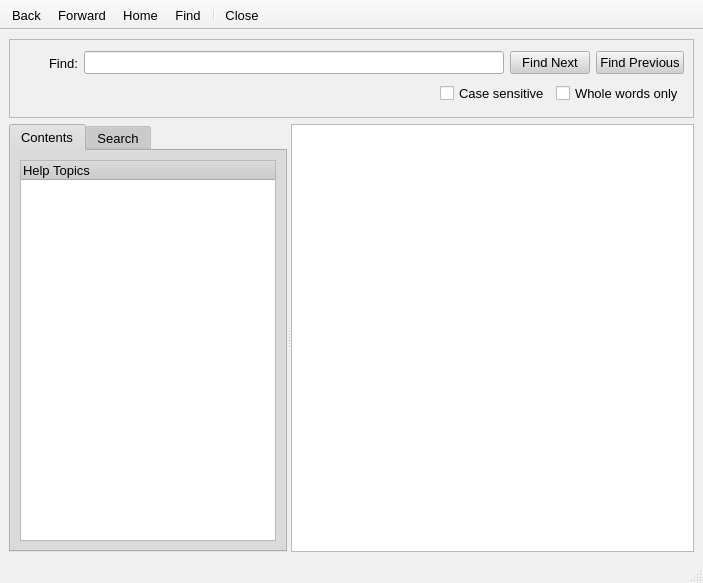
Above: src/gui/help/browser/helpbrowser.ui from a-ilin/vidalia before the change. Below: the same form after it.
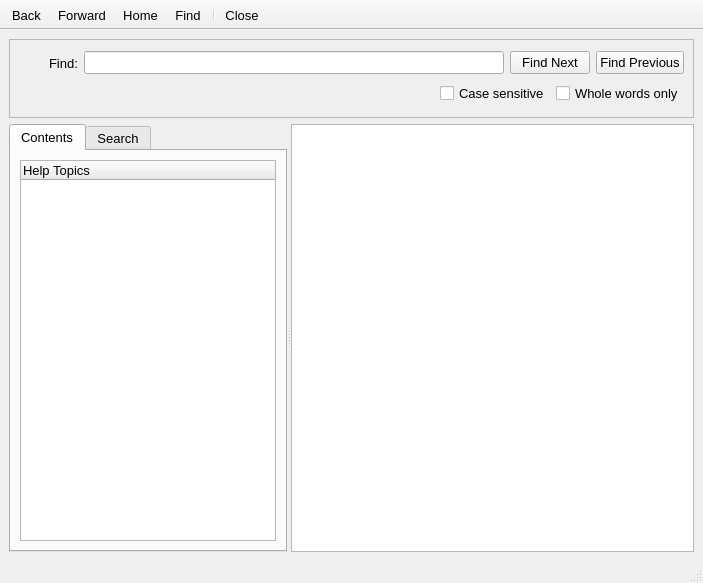
That is the form after the change. Icons and pictures are not drawn. Custom widgets are drawn as their Qt base class.

Commit message:
Remove the custom palette settings in all .ui files.
svn:r1925

Patch:
```diff
--- a/src/gui/help/browser/helpbrowser.ui
+++ b/src/gui/help/browser/helpbrowser.ui
@@ -26,271 +26,6 @@
     <height>0</height>
    </size>
   </property>
-  <property name="palette" >
-   <palette>
-    <active>
-     <color>
-      <red>0</red>
-      <green>0</green>
-      <blue>0</blue>
-     </color>
-     <color>
-      <red>208</red>
-      <green>208</green>
-      <blue>208</blue>
-     </color>
-     <color>
-      <red>255</red>
-      <green>255</green>
-      <blue>255</blue>
-     </color>
-     <color>
-      <red>247</red>
-      <green>247</green>
-      <blue>247</blue>
-     </color>
-     <color>
-      <red>120</red>
-      <green>120</green>
-      <blue>120</blue>
-     </color>
-     <color>
-      <red>160</red>
-      <green>160</green>
-      <blue>160</blue>
-     </color>
-     <color>
-      <red>0</red>
-      <green>0</green>
-      <blue>0</blue>
-     </color>
-     <color>
-      <red>255</red>
-      <green>255</green>
-      <blue>255</blue>
-     </color>
-     <color>
-      <red>0</red>
-      <green>0</green>
-      <blue>0</blue>
-     </color>
-     <color>
-      <red>255</red>
-      <green>255</green>
-      <blue>255</blue>
-     </color>
-     <color>
-      <red>240</red>
-      <green>240</green>
-      <blue>240</blue>
-     </color>
-     <color>
-      <red>0</red>
-      <green>0</green>
-      <blue>0</blue>
-     </color>
-     <color>
-      <red>0</red>
-      <green>0</green>
-      <blue>128</blue>
-     </color>
-     <color>
-      <red>255</red>
-      <green>255</green>
-      <blue>255</blue>
-     </color>
-     <color>
-      <red>0</red>
-      <green>0</green>
-      <blue>255</blue>
-     </color>
-     <color>
-      <red>255</red>
-      <green>0</green>
-      <blue>255</blue>
-     </color>
-     <color>
-      <red>247</red>
-      <green>247</green>
-      <blue>247</blue>
-     </color>
-    </active>
-    <inactive>
-     <color>
-      <red>0</red>
-      <green>0</green>
-      <blue>0</blue>
-     </color>
-     <color>
-      <red>208</red>
-      <green>208</green>
-      <blue>208</blue>
-     </color>
-     <color>
-      <red>255</red>
-      <green>255</green>
-      <blue>255</blue>
-     </color>
-     <color>
-      <red>247</red>
-      <green>247</green>
-      <blue>247</blue>
-     </color>
-     <color>
-      <red>120</red>
-      <green>120</green>
-      <blue>120</blue>
-     </color>
-     <color>
-      <red>160</red>
-      <green>160</green>
-      <blue>160</blue>
-     </color>
-     <color>
-      <red>0</red>
-      <green>0</green>
-      <blue>0</blue>
-     </color>
-     <color>
-      <red>255</red>
-      <green>255</green>
-      <blue>255</blue>
-     </color>
-     <color>
-      <red>0</red>
-      <green>0</green>
-      <blue>0</blue>
-     </color>
-     <color>
-      <red>255</red>
-      <green>255</green>
-      <blue>255</blue>
-     </color>
-     <color>
-      <red>240</red>
-      <green>240</green>
-      <blue>240</blue>
-     </color>
-     <color>
-      <red>0</red>
-      <green>0</green>
-      <blue>0</blue>
-     </color>
-     <color>
-      <red>0</red>
-      <green>0</green>
-      <blue>128</blue>
-     </color>
-     <color>
-      <red>255</red>
-      <green>255</green>
-      <blue>255</blue>
-     </color>
-     <color>
-      <red>0</red>
-      <green>0</green>
-      <blue>255</blue>
-     </color>
-     <color>
-      <red>255</red>
-      <green>0</green>
-      <blue>255</blue>
-     </color>
-     <color>
-      <red>247</red>
-      <green>247</green>
-      <blue>247</blue>
-     </color>
-    </inactive>
-    <disabled>
-     <color>
-      <red>120</red>
-      <green>120</green>
-      <blue>120</blue>
-     </color>
-     <color>
-      <red>208</red>
-      <green>208</green>
-      <blue>208</blue>
-     </color>
-     <color>
-      <red>255</red>
-      <green>255</green>
-      <blue>255</blue>
-     </color>
-     <color>
-      <red>247</red>
-      <green>247</green>
-      <blue>247</blue>
-     </color>
-     <color>
-      <red>120</red>
-      <green>120</green>
-      <blue>120</blue>
-     </color>
-     <color>
-      <red>160</red>
-      <green>160</green>
-      <blue>160</blue>
-     </color>
-     <color>
-      <red>120</red>
-      <green>120</green>
-      <blue>120</blue>
-     </color>
-     <color>
-      <red>255</red>
-      <green>255</green>
-      <blue>255</blue>
-     </color>
-     <color>
-      <red>120</red>
-      <green>120</green>
-      <blue>120</blue>
-     </color>
-     <color>
-      <red>240</red>
-      <green>240</green>
-      <blue>240</blue>
-     </color>
-     <color>
-      <red>240</red>
-      <green>240</green>
-      <blue>240</blue>
-     </color>
-     <color>
-      <red>0</red>
-      <green>0</green>
-      <blue>0</blue>
-     </color>
-     <color>
-      <red>0</red>
-      <green>0</green>
-      <blue>107</blue>
-     </color>
-     <color>
-      <red>255</red>
-      <green>255</green>
-      <blue>255</blue>
-     </color>
-     <color>
-      <red>0</red>
-      <green>0</green>
-      <blue>255</blue>
-     </color>
-     <color>
-      <red>255</red>
-      <green>0</green>
-      <blue>255</blue>
-     </color>
-     <color>
-      <red>247</red>
-      <green>247</green>
-      <blue>247</blue>
-     </color>
-    </disabled>
-   </palette>
-  </property>
   <property name="font" >
    <font>
     <pointsize>10</pointsize>
```
The commit also changes 12 other files.
